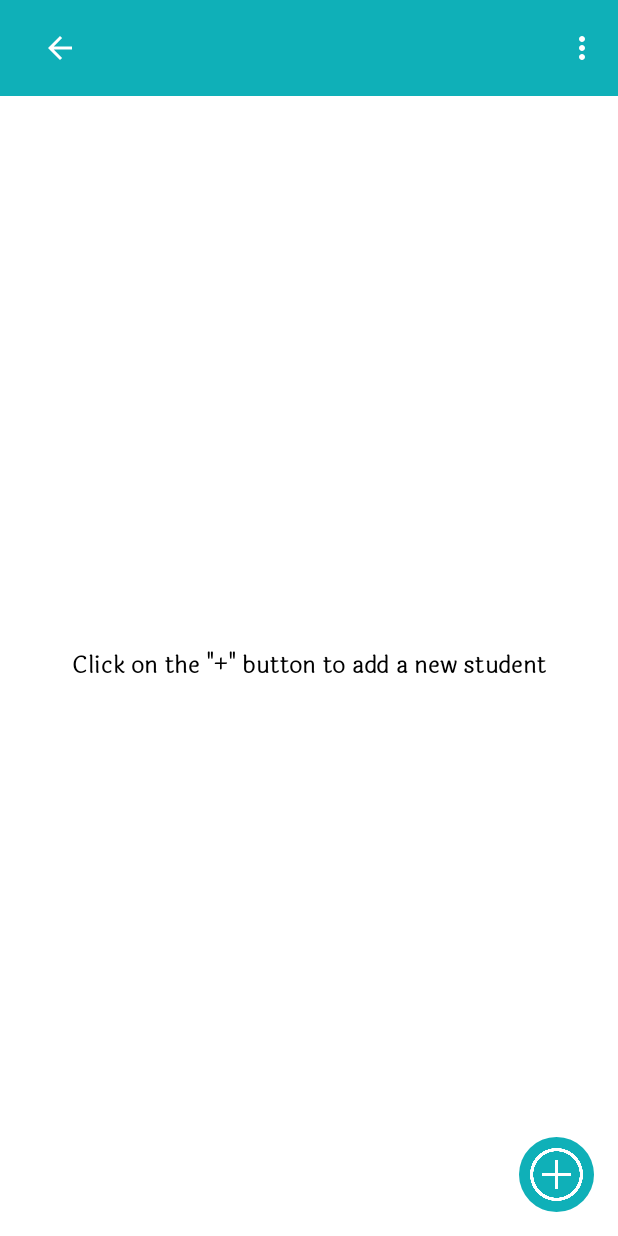
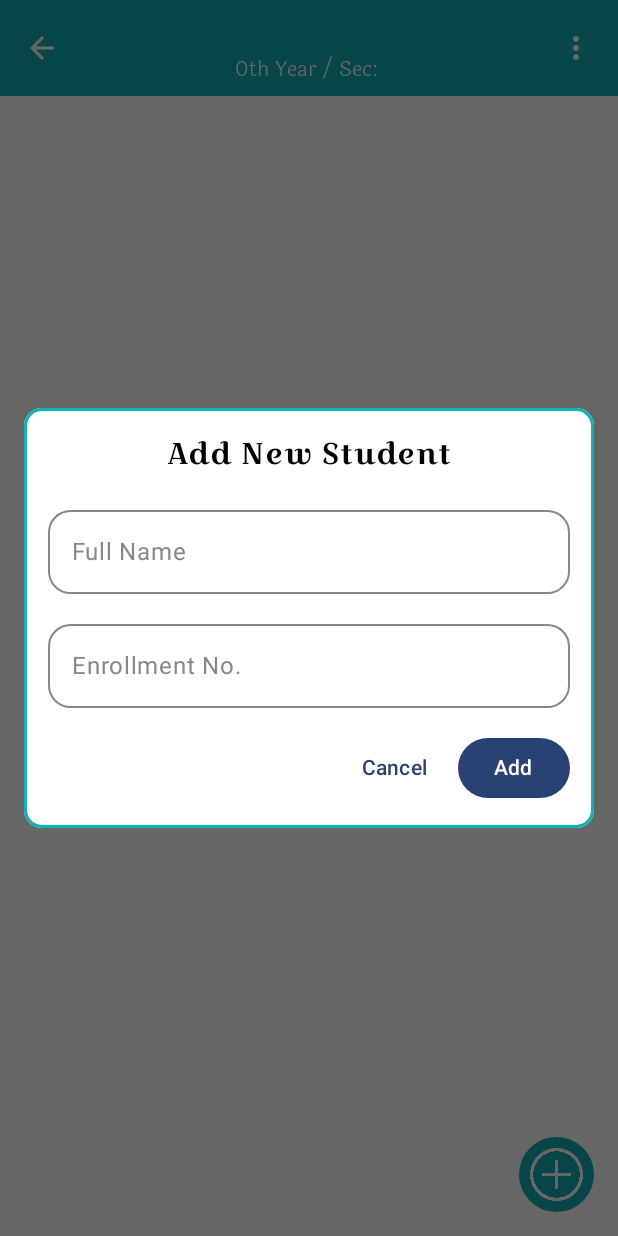
Before and after one commit to Pujadas080907/RollCall, an Android app built with Jetpack Compose: the composable DegreeDetailScreen called with empty values, after a tap on "Add", on a phone screen of 412 x 824 dp. Run offline under Robolectric (Android 15) with nearby library versions, the phone set to English and light mode, and no system bars.

Commit message:
Add Student Dialog is created

```diff
--- a/app/src/main/java/com/example/rollcall/Classroom/DegreeBottomSheet.kt
+++ b/app/src/main/java/com/example/rollcall/Classroom/DegreeBottomSheet.kt
@@ -1,7 +1,6 @@
 package com.example.rollcall.Classroom
 
 import androidx.compose.foundation.background
-import androidx.compose.foundation.clickable
 import androidx.compose.foundation.layout.Arrangement
 import androidx.compose.foundation.layout.Column
 import androidx.compose.foundation.layout.Row
--- a/app/src/main/java/com/example/rollcall/Classroom/DegreeCard.kt
+++ b/app/src/main/java/com/example/rollcall/Classroom/DegreeCard.kt
@@ -88,8 +88,9 @@ fun DegreeCard(degree: Degree, degreeViewModel: DegreeViewModel, navController:
                 shape = RoundedCornerShape(15.dp)
             )
             .clickable {
-                navController.navigate("degreeDetail/${degree.id}/${degree.degreeName}")
-            }
+                navController.navigate("degreeDetail/${degree.id}/${degree.degreeName}/${degree.year}/${degree.section}")
+
+                }
             .padding(10.dp)
             .aspectRatio(1f),
         contentAlignment = Alignment.Center
--- a/app/src/main/java/com/example/rollcall/Classroom/DegreeDetailScreen.kt
+++ b/app/src/main/java/com/example/rollcall/Classroom/DegreeDetailScreen.kt
@@ -3,6 +3,7 @@ package com.example.rollcall.Classroom
 import androidx.compose.foundation.background
 import androidx.compose.foundation.layout.Arrangement
 import androidx.compose.foundation.layout.Box
+import androidx.compose.foundation.layout.Column
 import androidx.compose.foundation.layout.Row
 import androidx.compose.foundation.layout.fillMaxSize
 import androidx.compose.foundation.layout.fillMaxWidth
@@ -22,6 +23,10 @@ import androidx.compose.material3.Text
 import androidx.compose.material3.TopAppBar
 import androidx.compose.material3.TopAppBarDefaults
 import androidx.compose.runtime.Composable
+import androidx.compose.runtime.getValue
+import androidx.compose.runtime.mutableStateOf
+import androidx.compose.runtime.remember
+import androidx.compose.runtime.setValue
 import androidx.compose.ui.Alignment
 import androidx.compose.ui.Modifier
 import androidx.compose.ui.draw.clip
@@ -35,39 +40,31 @@ import androidx.compose.ui.unit.sp
 import androidx.navigation.NavController
 import com.example.rollcall.Database.Degree
 import com.example.rollcall.R
+import com.example.rollcall.studentlist.StudentBottomSheet
 import com.example.rollcall.ui.theme.laila
 import com.example.rollcall.ui.theme.title
+import kotlin.text.Typography.degree
 
 @OptIn(ExperimentalMaterial3Api::class)
 @Composable
 fun DegreeDetailScreen(
     navController: NavController,
     degreeId: Int,
-    degreeName: String,) {
+    degreeName: String,
+    degreeYear: Int,
+    degreeSection: String
+) {
+    var showSheet by remember { mutableStateOf(false) }
+
+
     Scaffold(
         topBar = {
             TopAppBar(
                 title = {
-
-                    Row(
-                        modifier = Modifier.fillMaxWidth(),
-                        verticalAlignment = Alignment.CenterVertically,
-                        horizontalArrangement = Arrangement.SpaceBetween
+                    Column(
+                        horizontalAlignment = Alignment.CenterHorizontally,
+                        modifier = Modifier.fillMaxWidth()
                     ) {
-
-                        IconButton(
-                            onClick = {
-                                navController.popBackStack()
-                            }
-                        ) {
-                            Icon(
-                                imageVector = Icons.Default.ArrowBack,
-                                contentDescription = "Back",
-                                tint = Color.White
-                            )
-                        }
-
-
                         Text(
                             text = degreeName,
                             fontSize = 20.sp,
@@ -77,32 +74,46 @@ fun DegreeDetailScreen(
                             textAlign = TextAlign.Center
                         )
 
+                        Text(
+                            text = "${degreeYear.ordinalSuffix()} Year / Sec: $degreeSection",
+                            fontSize = 14.sp,
+                            color = Color.White,
+                            fontFamily = laila,
+                            fontWeight = FontWeight.Medium
+                        )
+                    }
+                },
+                navigationIcon = {
                     IconButton(
-                            onClick = {
-
-                            }
+                        onClick = { navController.popBackStack() }
                     ) {
                         Icon(
-                                imageVector = Icons.Default.MoreVert,
-                                contentDescription = "menu",
+                            imageVector = Icons.Default.ArrowBack,
+                            contentDescription = "Back",
                             tint = Color.White
                         )
                     }
+                },
+                actions = {
+                    IconButton(onClick = { /* More options */ }) {
+                        Icon(
+                            imageVector = Icons.Default.MoreVert,
+                            contentDescription = "Menu",
+                            tint = Color.White
+                        )
                     }
-
                 },
                 colors = TopAppBarDefaults.smallTopAppBarColors(
                     containerColor = colorResource(id = R.color.main_color),
                     titleContentColor = Color.White
                 )
-
             )
         },
+
+
         floatingActionButton = {
             FloatingActionButton(
-                onClick = {
-
-                          },
+                onClick = { showSheet = true },
                 modifier = Modifier
                     .size(50.dp)
                     .clip(CircleShape),
@@ -112,8 +123,7 @@ fun DegreeDetailScreen(
                     painter = painterResource(id = R.drawable.plus_icon),
                     contentDescription = "Add",
                     tint = Color.White,
-                    modifier = Modifier
-                        .size(35.dp)
+                    modifier = Modifier.size(35.dp)
                 )
             }
         }
@@ -134,4 +144,12 @@ fun DegreeDetailScreen(
             )
         }
     }
+    if (showSheet) {
+        StudentBottomSheet(
+            onDismiss = { showSheet = false },
+            onAddStudent = { name, enrollmentNo ->
+                // TODO: Handle adding student logic here
             }
+        )
+    }
+}
--- a/app/src/main/java/com/example/rollcall/Navigation/SetNavGraph.kt
+++ b/app/src/main/java/com/example/rollcall/Navigation/SetNavGraph.kt
@@ -31,10 +31,12 @@ fun SetNavGraph(navController: NavHostController){
             MonthViewScreen(navController = navController)
         }
 
-        composable("degreeDetail/{degreeId}/{degreeName}") { backStackEntry ->
+        composable("degreeDetail/{degreeId}/{degreeName}/{degreeYear}/{degreeSection}") { backStackEntry ->
             val degreeId = backStackEntry.arguments?.getString("degreeId")?.toInt() ?: 0
             val degreeName = backStackEntry.arguments?.getString("degreeName") ?: ""
-            DegreeDetailScreen(navController = navController, degreeId = degreeId, degreeName = degreeName)
+            val degreeYear = backStackEntry.arguments?.getString("degreeYear")?.toIntOrNull() ?: 1
+            val degreeSection = backStackEntry.arguments?.getString("degreeSection") ?: "A"
+            DegreeDetailScreen(navController = navController, degreeId = degreeId, degreeName = degreeName,degreeYear = degreeYear, degreeSection = degreeSection)
         }
     }
 }
--- /dev/null
+++ b/app/src/main/java/com/example/rollcall/StudentList/StudentBottomSheet.kt
@@ -0,0 +1,111 @@
+package com.example.rollcall.studentlist
+
+import androidx.compose.foundation.border
+import androidx.compose.foundation.layout.*
+import androidx.compose.foundation.shape.RoundedCornerShape
+import androidx.compose.material3.*
+import androidx.compose.runtime.*
+import androidx.compose.ui.Modifier
+import androidx.compose.ui.graphics.Color
+import androidx.compose.ui.res.colorResource
+import androidx.compose.ui.text.input.TextFieldValue
+import androidx.compose.ui.text.style.TextAlign
+import androidx.compose.ui.unit.dp
+import androidx.compose.ui.unit.sp
+import androidx.compose.ui.window.Dialog
+import androidx.compose.ui.window.DialogProperties
+import com.example.rollcall.R
+import com.example.rollcall.ui.theme.title
+
+
+@OptIn(ExperimentalMaterial3Api::class)
+@Composable
+fun StudentBottomSheet(
+    onDismiss: () -> Unit,
+    onAddStudent: (String, String) -> Unit
+) {
+    var fullName by remember { mutableStateOf(TextFieldValue("")) }
+    var enrollmentNo by remember { mutableStateOf(TextFieldValue("")) }
+
+    Dialog(
+        onDismissRequest = onDismiss,
+        properties = DialogProperties(usePlatformDefaultWidth = false) // Full-width modal
+    ) {
+        Surface(
+            shape = MaterialTheme.shapes.medium,
+            color = Color.White,
+            modifier = Modifier
+                .fillMaxWidth()
+                .padding(16.dp)
+                .border(2.dp, color = colorResource(id = R.color.main_color),MaterialTheme.shapes.medium)
+        ) {
+            Column(
+                modifier = Modifier.padding(16.dp)
+            ) {
+                // Title
+                Text(
+                    text = "Add New Student",
+                    fontSize = 20.sp,
+                    color = Color.Black,
+                    fontFamily = title,
+                    modifier = Modifier.fillMaxWidth(),
+                    textAlign = TextAlign.Center
+
+                )
+
+                Spacer(modifier = Modifier.height(16.dp))
+
+                // Full Name Field
+                OutlinedTextField(
+                    value = fullName,
+                    onValueChange = { fullName = it },
+                    label = { Text("Full Name", color = Color.Gray) },
+                    modifier = Modifier.fillMaxWidth(),
+                    shape = RoundedCornerShape(15.dp),
+                    colors = TextFieldDefaults.outlinedTextFieldColors(
+                        focusedTextColor = Color.Black,
+                        focusedBorderColor = colorResource(id = R.color.main_color),
+                        unfocusedBorderColor = Color.Gray
+                    )
+                )
+
+                Spacer(modifier = Modifier.height(12.dp))
+
+                // Enrollment No. Field
+                OutlinedTextField(
+                    value = enrollmentNo,
+                    onValueChange = { enrollmentNo = it },
+                    label = { Text("Enrollment No.", color = Color.Gray) },
+                    modifier = Modifier.fillMaxWidth(),
+                    shape = RoundedCornerShape(15.dp),
+                    colors = TextFieldDefaults.outlinedTextFieldColors(
+                        focusedTextColor = Color.Black,
+                        focusedBorderColor = colorResource(id = R.color.main_color),
+                        unfocusedBorderColor = Color.Gray
+                    )
+                )
+
+                Spacer(modifier = Modifier.height(16.dp))
+
+                // Buttons Row
+                Row(
+                    horizontalArrangement = Arrangement.End,
+                    modifier = Modifier.fillMaxWidth()
+                ) {
+                    TextButton(onClick = onDismiss) {
+                        Text("Cancel")
+                    }
+                    Spacer(modifier = Modifier.width(8.dp))
+                    Button(
+                        onClick = {
+                            onAddStudent(fullName.text, enrollmentNo.text)
+                            onDismiss()
+                        }
+                    ) {
+                        Text("Add")
+                    }
+                }
+            }
+        }
+    }
+}
```
Lines whose indentation alone changed are shown as unchanged.
